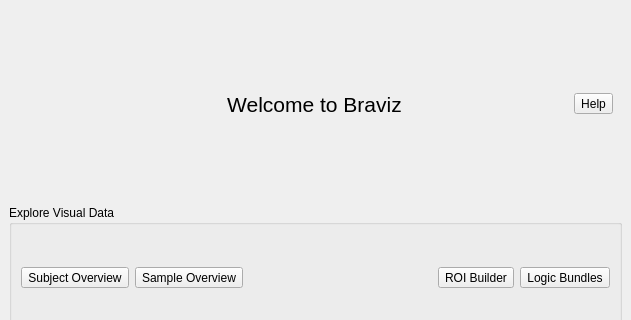
Qt form braviz/interaction/qt_guis/menu2_light.ui (diego0020/braviz-app) before a commit; both pictures show x 0 to 631 and y 0 to 320 of the 631 by 816 pixel window.
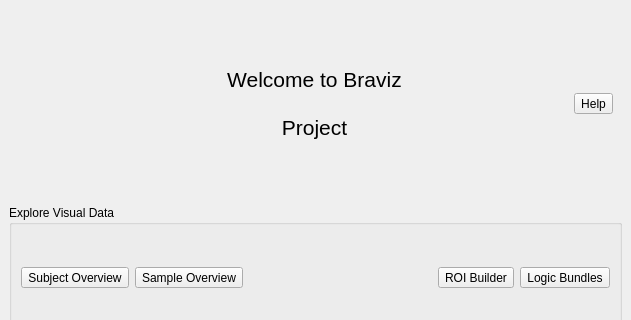
The same form after that commit. Icons and pictures are not drawn.

Patch:
```diff
--- a/braviz/interaction/qt_guis/menu2_light.ui
+++ b/braviz/interaction/qt_guis/menu2_light.ui
@@ -103,10 +103,11 @@
             <property name="font">
              <font>
               <pointsize>16</pointsize>
+              <underline>false</underline>
              </font>
             </property>
             <property name="text">
-             <string>Welcome to Braviz</string>
+             <string>Welcome to Braviz&lt;br&gt;&lt;br&gt;Project</string>
             </property>
             <property name="alignment">
              <set>Qt::AlignCenter</set>
```
